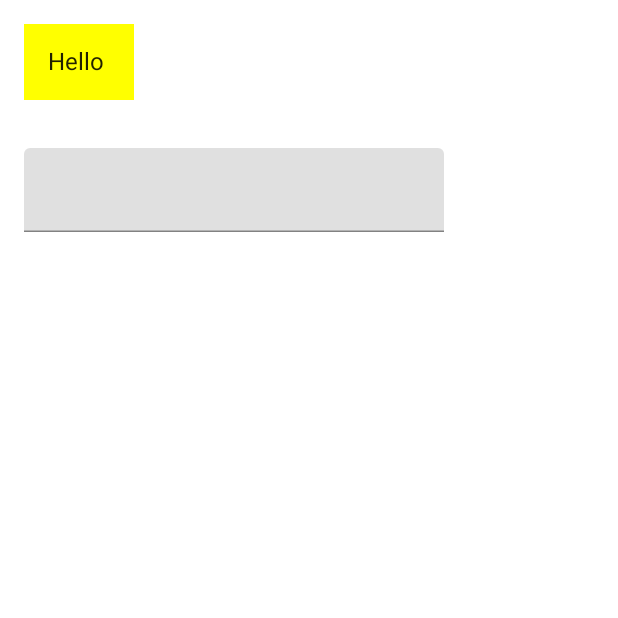
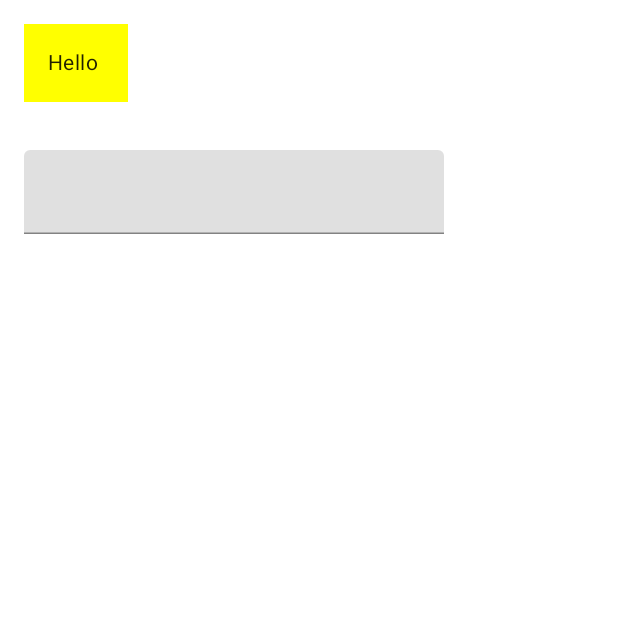
Before and after one commit to Onxi95/KotlinCoffeeMasters, an Android app built with Jetpack Compose: the screen it shows after launch (MainActivity), on a phone screen of 412 x 824 dp, the top half of it. Run offline under Robolectric (Android 15) with nearby library versions, the phone set to English and light mode, and no system bars.

Commit message:
feat: basic coffee page

```diff
--- a/app/src/main/java/com/thesowa/coffeemasters/MainActivity.kt
+++ b/app/src/main/java/com/thesowa/coffeemasters/MainActivity.kt
@@ -46,7 +46,8 @@ fun FirstComposable() {
         Text("Hello ${name.value}", modifier = Modifier
             .padding(16.dp)
             .background(Color.Yellow)
-            .padding(16.dp))
+            .padding(16.dp),
+            style = MaterialTheme.typography.body2)
         TextField(value = name.value, onValueChange = {
             name.value = it
         }, modifier = Modifier.padding(16.dp))
--- a/app/src/main/java/com/thesowa/coffeemasters/ui/theme/Color.kt
+++ b/app/src/main/java/com/thesowa/coffeemasters/ui/theme/Color.kt
@@ -6,3 +6,12 @@ val Purple200 = Color(0xFFBB86FC)
 val Purple500 = Color(0xFF6200EE)
 val Purple700 = Color(0xFF3700B3)
 val Teal200 = Color(0xFF03DAC5)
+
+// Colors are in ARGB format (A for Alpha, so FF is full opaque)
+val Primary = Color(0xFF43281C)
+val Secondary = Color(0xFF333D29)
+val Ternary = Color(0xFF7F4F24)
+val Alternative1 = Color(0xFFB08968)
+val Alternative2 = Color(0xFFDDB892)
+val CardBackground = Color(0xFFEDE0D4)
+val SurfaceBackground = Color(0xFFEFEFEF)
--- a/app/src/main/java/com/thesowa/coffeemasters/ui/theme/Theme.kt
+++ b/app/src/main/java/com/thesowa/coffeemasters/ui/theme/Theme.kt
@@ -13,9 +13,9 @@ private val DarkColorPalette = darkColors(
 )
 
 private val LightColorPalette = lightColors(
-        primary = Purple500,
-        primaryVariant = Purple700,
-        secondary = Teal200
+        primary = Primary,
+        primaryVariant = Alternative1,
+        secondary = Secondary
 
         /* Other default colors to override
     background = Color.White,
```
Also changed, not shown: app/src/main/java/com/thesowa/coffeemasters/OffersPage.kt (+62 -5 lines).
